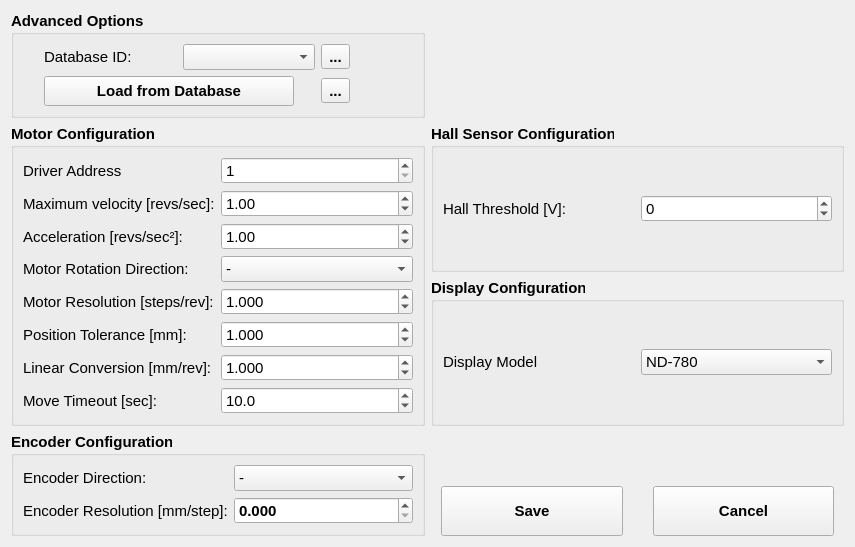
Above: deltabench/gui/ui/advancedoptionswidget.ui from lnls-ima/delta-assembly-bench before the change. Below: the same form after it.
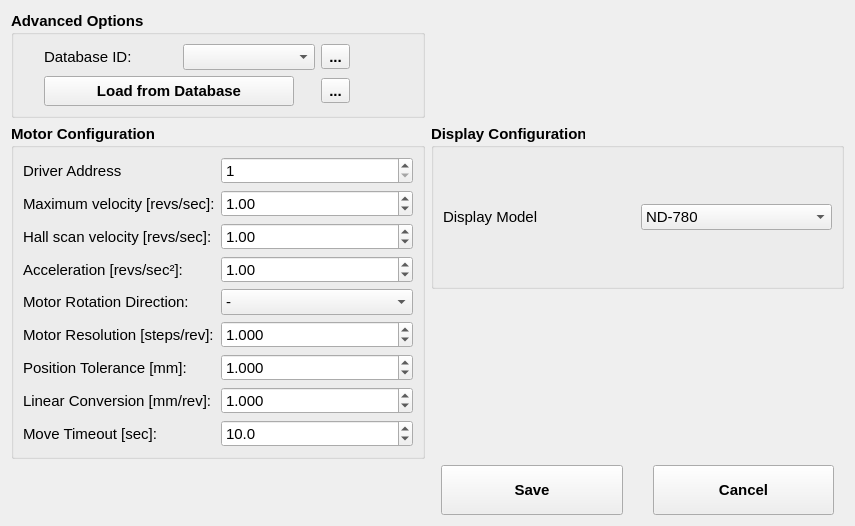
That is the form after the change. Icons and pictures are not drawn.

Commit message:
Add different max velocities for hall and position scans
  - Create a parameter "hall scan motor velocity" in advanced options widget.
  - The "older" motor velocity parameter is now used for position measurement
    scan and other general moves.

Patch:
```diff
--- a/deltabench/gui/ui/advancedoptionswidget.ui
+++ b/deltabench/gui/ui/advancedoptionswidget.ui
@@ -19,6 +19,69 @@
    <string>Advanced Options</string>
   </property>
   <layout class="QGridLayout" name="gridLayout_4">
+   <item row="3" column="1">
+    <layout class="QHBoxLayout" name="horizontalLayout">
+     <property name="spacing">
+      <number>30</number>
+     </property>
+     <property name="leftMargin">
+      <number>10</number>
+     </property>
+     <property name="rightMargin">
+      <number>10</number>
+     </property>
+     <item>
+      <widget class="QPushButton" name="pbt_save">
+       <property name="sizePolicy">
+        <sizepolicy hsizetype="Preferred" vsizetype="Fixed">
+         <horstretch>0</horstretch>
+         <verstretch>0</verstretch>
+        </sizepolicy>
+       </property>
+       <property name="minimumSize">
+        <size>
+         <width>0</width>
+         <height>50</height>
+        </size>
+       </property>
+       <property name="font">
+        <font>
+         <weight>75</weight>
+         <bold>true</bold>
+        </font>
+       </property>
+       <property name="text">
+        <string>Save</string>
+       </property>
+      </widget>
+     </item>
+     <item>
+      <widget class="QPushButton" name="pbt_cancel">
+       <property name="sizePolicy">
+        <sizepolicy hsizetype="Preferred" vsizetype="Fixed">
+         <horstretch>0</horstretch>
+         <verstretch>0</verstretch>
+        </sizepolicy>
+       </property>
+       <property name="minimumSize">
+        <size>
+         <width>0</width>
+         <height>50</height>
+        </size>
+       </property>
+       <property name="font">
+        <font>
+         <weight>75</weight>
+         <bold>true</bold>
+        </font>
+       </property>
+       <property name="text">
+        <string>Cancel</string>
+       </property>
+      </widget>
+     </item>
+    </layout>
+   </item>
    <item row="0" column="0">
     <widget class="QGroupBox" name="gb_load">
      <property name="sizePolicy">
@@ -157,19 +220,6 @@
       <property name="verticalSpacing">
        <number>6</number>
       </property>
-      <item row="1" column="0">
-       <widget class="QLabel" name="label_7">
-        <property name="font">
-         <font>
-          <weight>50</weight>
-          <bold>false</bold>
-         </font>
-        </property>
-        <property name="text">
-         <string>Maximum velocity [revs/sec]:</string>
-        </property>
-       </widget>
-      </item>
       <item row="0" column="0">
        <widget class="QLabel" name="label_5">
         <property name="font">
@@ -183,8 +233,8 @@
         </property>
        </widget>
       </item>
-      <item row="4" column="1">
-       <widget class="QDoubleSpinBox" name="sbd_motor_resolution">
+      <item row="3" column="1">
+       <widget class="QDoubleSpinBox" name="sbd_motor_acceleration">
         <property name="font">
          <font>
           <weight>50</weight>
@@ -192,32 +242,10 @@
          </font>
         </property>
         <property name="decimals">
-         <number>3</number>
+         <number>2</number>
         </property>
         <property name="minimum">
-         <double>0.001000000000000</double>
-        </property>
-        <property name="maximum">
-         <double>1000000.000000000000000</double>
-        </property>
-        <property name="value">
-         <double>1.000000000000000</double>
-        </property>
-       </widget>
-      </item>
-      <item row="5" column="1">
-       <widget class="QDoubleSpinBox" name="sbd_position_tolerance">
-        <property name="font">
-         <font>
-          <weight>50</weight>
-          <bold>false</bold>
-         </font>
-        </property>
-        <property name="decimals">
-         <number>3</number>
-        </property>
-        <property name="minimum">
-         <double>0.001000000000000</double>
+         <double>0.010000000000000</double>
         </property>
         <property name="maximum">
          <double>999.000000000000000</double>
@@ -227,7 +255,7 @@
         </property>
        </widget>
       </item>
-      <item row="4" column="0">
+      <item row="5" column="0">
        <widget class="QLabel" name="label_10">
         <property name="font">
          <font>
@@ -262,30 +290,8 @@
         </property>
        </widget>
       </item>
-      <item row="2" column="1">
-       <widget class="QDoubleSpinBox" name="sbd_motor_acceleration">
-        <property name="font">
-         <font>
-          <weight>50</weight>
-          <bold>false</bold>
-         </font>
-        </property>
-        <property name="decimals">
-         <number>2</number>
-        </property>
-        <property name="minimum">
-         <double>0.010000000000000</double>
-        </property>
-        <property name="maximum">
-         <double>999.000000000000000</double>
-        </property>
-        <property name="value">
-         <double>1.000000000000000</double>
-        </property>
-       </widget>
-      </item>
-      <item row="3" column="0">
-       <widget class="QLabel" name="label_9">
+      <item row="8" column="0">
+       <widget class="QLabel" name="label_17">
         <property name="font">
          <font>
           <weight>50</weight>
@@ -293,11 +299,11 @@
          </font>
         </property>
         <property name="text">
-         <string>Motor Rotation Direction:</string>
+         <string>Move Timeout [sec]:</string>
         </property>
        </widget>
       </item>
-      <item row="5" column="0">
+      <item row="6" column="0">
        <widget class="QLabel" name="label_11">
         <property name="font">
          <font>
@@ -310,7 +316,20 @@
         </property>
        </widget>
       </item>
-      <item row="2" column="0">
+      <item row="1" column="0">
+       <widget class="QLabel" name="label_7">
+        <property name="font">
+         <font>
+          <weight>50</weight>
+          <bold>false</bold>
+         </font>
+        </property>
+        <property name="text">
+         <string>Maximum velocity [revs/sec]:</string>
+        </property>
+       </widget>
+      </item>
+      <item row="3" column="0">
        <widget class="QLabel" name="label_8">
         <property name="font">
          <font>
@@ -323,29 +342,7 @@
         </property>
        </widget>
       </item>
-      <item row="6" column="1">
-       <widget class="QDoubleSpinBox" name="sbd_linear_conversion_factor">
-        <property name="font">
-         <font>
-          <weight>50</weight>
-          <bold>false</bold>
-         </font>
-        </property>
-        <property name="decimals">
-         <number>3</number>
-        </property>
-        <property name="minimum">
-         <double>0.010000000000000</double>
-        </property>
-        <property name="maximum">
-         <double>999.000000000000000</double>
-        </property>
-        <property name="value">
-         <double>1.000000000000000</double>
-        </property>
-       </widget>
-      </item>
-      <item row="3" column="1">
+      <item row="4" column="1">
        <widget class="QComboBox" name="cmb_motor_rotation_direction">
         <property name="enabled">
          <bool>true</bool>
@@ -371,29 +368,7 @@
         </item>
        </widget>
       </item>
-      <item row="1" column="1">
-       <widget class="QDoubleSpinBox" name="sbd_motor_velocity">
-        <property name="font">
-         <font>
-          <weight>50</weight>
-          <bold>false</bold>
-         </font>
-        </property>
-        <property name="decimals">
-         <number>2</number>
-        </property>
-        <property name="minimum">
-         <double>0.010000000000000</double>
-        </property>
-        <property name="maximum">
-         <double>50.000000000000000</double>
-        </property>
-        <property name="value">
-         <double>1.000000000000000</double>
-        </property>
-       </widget>
-      </item>
-      <item row="6" column="0">
+      <item row="7" column="0">
        <widget class="QLabel" name="label_16">
         <property name="font">
          <font>
@@ -406,8 +381,8 @@
         </property>
        </widget>
       </item>
-      <item row="7" column="0">
-       <widget class="QLabel" name="label_17">
+      <item row="2" column="0">
+       <widget class="QLabel" name="label_18">
         <property name="font">
          <font>
           <weight>50</weight>
@@ -415,11 +390,90 @@
          </font>
         </property>
         <property name="text">
-         <string>Move Timeout [sec]:</string>
+         <string>Hall scan velocity [revs/sec]:</string>
         </property>
        </widget>
       </item>
       <item row="7" column="1">
+       <widget class="QDoubleSpinBox" name="sbd_linear_conversion_factor">
+        <property name="font">
+         <font>
+          <weight>50</weight>
+          <bold>false</bold>
+         </font>
+        </property>
+        <property name="decimals">
+         <number>3</number>
+        </property>
+        <property name="minimum">
+         <double>0.010000000000000</double>
+        </property>
+        <property name="maximum">
+         <double>999.000000000000000</double>
+        </property>
+        <property name="value">
+         <double>1.000000000000000</double>
+        </property>
+       </widget>
+      </item>
+      <item row="5" column="1">
+       <widget class="QDoubleSpinBox" name="sbd_motor_resolution">
+        <property name="font">
+         <font>
+          <weight>50</weight>
+          <bold>false</bold>
+         </font>
+        </property>
+        <property name="decimals">
+         <number>3</number>
+        </property>
+        <property name="minimum">
+         <double>0.001000000000000</double>
+        </property>
+        <property name="maximum">
+         <double>1000000.000000000000000</double>
+        </property>
+        <property name="value">
+         <double>1.000000000000000</double>
+        </property>
+       </widget>
+      </item>
+      <item row="4" column="0">
+       <widget class="QLabel" name="label_9">
+        <property name="font">
+         <font>
+          <weight>50</weight>
+          <bold>false</bold>
+         </font>
+        </property>
+        <property name="text">
+         <string>Motor Rotation Direction:</string>
+        </property>
+       </widget>
+      </item>
+      <item row="2" column="1">
+       <widget class="QDoubleSpinBox" name="sbd_motor_velocity_hall_scan">
+        <property name="font">
+         <font>
+          <weight>50</weight>
+          <bold>false</bold>
+         </font>
+        </property>
+        <property name="decimals">
+         <number>2</number>
+        </property>
+        <property name="minimum">
+         <double>0.010000000000000</double>
+        </property>
+        <property name="maximum">
+         <double>50.000000000000000</double>
+        </property>
+        <property name="value">
+         <double>1.000000000000000</double>
+        </property>
+       </widget>
+      </item>
+      <item row="8" column="1">
        <widget class="QDoubleSpinBox" name="sbd_move_timeout">
         <property name="font">
          <font>
@@ -444,194 +498,54 @@
         </property>
        </widget>
       </item>
-     </layout>
-    </widget>
-   </item>
-   <item row="3" column="0" rowspan="2">
-    <widget class="QGroupBox" name="gb_encoder">
-     <property name="font">
-      <font>
-       <weight>75</weight>
-       <bold>true</bold>
-      </font>
-     </property>
-     <property name="title">
-      <string>Encoder Configuration</string>
-     </property>
-     <layout class="QGridLayout" name="gridLayout_6">
-      <item row="0" column="0">
-       <widget class="QLabel" name="label_12">
+      <item row="6" column="1">
+       <widget class="QDoubleSpinBox" name="sbd_position_tolerance">
         <property name="font">
          <font>
           <weight>50</weight>
           <bold>false</bold>
          </font>
         </property>
-        <property name="text">
-         <string>Encoder Direction:</string>
-        </property>
-       </widget>
-      </item>
-      <item row="0" column="1">
-       <widget class="QComboBox" name="cmb_encoder_direction">
-        <property name="enabled">
-         <bool>true</bool>
-        </property>
-        <property name="font">
-         <font>
-          <weight>50</weight>
-          <bold>false</bold>
-         </font>
-        </property>
-        <property name="currentIndex">
-         <number>1</number>
-        </property>
-        <item>
-         <property name="text">
-          <string>+</string>
-         </property>
-        </item>
-        <item>
-         <property name="text">
-          <string>-</string>
-         </property>
-        </item>
-       </widget>
-      </item>
-      <item row="1" column="0">
-       <widget class="QLabel" name="label_13">
-        <property name="font">
-         <font>
-          <weight>50</weight>
-          <bold>false</bold>
-         </font>
-        </property>
-        <property name="text">
-         <string>Encoder Resolution [mm/step]:</string>
-        </property>
-       </widget>
-      </item>
-      <item row="1" column="1">
-       <widget class="QDoubleSpinBox" name="sbd_encoder_resolution">
         <property name="decimals">
          <number>3</number>
         </property>
+        <property name="minimum">
+         <double>0.001000000000000</double>
+        </property>
+        <property name="maximum">
+         <double>999.000000000000000</double>
+        </property>
+        <property name="value">
+         <double>1.000000000000000</double>
+        </property>
+       </widget>
+      </item>
+      <item row="1" column="1">
+       <widget class="QDoubleSpinBox" name="sbd_motor_velocity">
+        <property name="font">
+         <font>
+          <weight>50</weight>
+          <bold>false</bold>
+         </font>
+        </property>
+        <property name="decimals">
+         <number>2</number>
+        </property>
+        <property name="minimum">
+         <double>0.010000000000000</double>
+        </property>
+        <property name="maximum">
+         <double>50.000000000000000</double>
+        </property>
+        <property name="value">
+         <double>1.000000000000000</double>
+        </property>
        </widget>
       </item>
      </layout>
     </widget>
    </item>
-   <item row="4" column="1">
-    <layout class="QHBoxLayout" name="horizontalLayout">
-     <property name="spacing">
-      <number>30</number>
-     </property>
-     <property name="leftMargin">
-      <number>10</number>
-     </property>
-     <property name="rightMargin">
-      <number>10</number>
-     </property>
-     <item>
-      <widget class="QPushButton" name="pbt_save">
-       <property name="sizePolicy">
-        <sizepolicy hsizetype="Preferred" vsizetype="Fixed">
-         <horstretch>0</horstretch>
-         <verstretch>0</verstretch>
-        </sizepolicy>
-       </property>
-       <property name="minimumSize">
-        <size>
-         <width>0</width>
-         <height>50</height>
-        </size>
-       </property>
-       <property name="font">
-        <font>
-         <weight>75</weight>
-         <bold>true</bold>
-        </font>
-       </property>
-       <property name="text">
-        <string>Save</string>
-       </property>
-      </widget>
-     </item>
-     <item>
-      <widget class="QPushButton" name="pbt_cancel">
-       <property name="sizePolicy">
-        <sizepolicy hsizetype="Preferred" vsizetype="Fixed">
-         <horstretch>0</horstretch>
-         <verstretch>0</verstretch>
-        </sizepolicy>
-       </property>
-       <property name="minimumSize">
-        <size>
-         <width>0</width>
-         <height>50</height>
-        </size>
-       </property>
-       <property name="font">
-        <font>
-         <weight>75</weight>
-         <bold>true</bold>
-        </font>
-       </property>
-       <property name="text">
-        <string>Cancel</string>
-       </property>
-      </widget>
-     </item>
-    </layout>
-   </item>
    <item row="1" column="1">
-    <widget class="QGroupBox" name="gb_hall_sensor">
-     <property name="font">
-      <font>
-       <weight>75</weight>
-       <bold>true</bold>
-      </font>
-     </property>
-     <property name="title">
-      <string>Hall Sensor Configuration</string>
-     </property>
-     <layout class="QGridLayout" name="gridLayout_7">
-      <item row="0" column="0">
-       <widget class="QLabel" name="label_14">
-        <property name="font">
-         <font>
-          <weight>50</weight>
-          <bold>false</bold>
-         </font>
-        </property>
-        <property name="text">
-         <string>Hall Threshold [V]:</string>
-        </property>
-       </widget>
-      </item>
-      <item row="0" column="1">
-       <widget class="QSpinBox" name="sb_hall_threshold">
-        <property name="font">
-         <font>
-          <weight>50</weight>
-          <bold>false</bold>
-         </font>
-        </property>
-        <property name="minimum">
-         <number>-30</number>
-        </property>
-        <property name="maximum">
-         <number>30</number>
-        </property>
-        <property name="value">
-         <number>0</number>
-        </property>
-       </widget>
-      </item>
-     </layout>
-    </widget>
-   </item>
-   <item row="2" column="1">
     <widget class="QGroupBox" name="gb_display">
      <property name="font">
       <font>
```
The commit also changes 4 other files.
